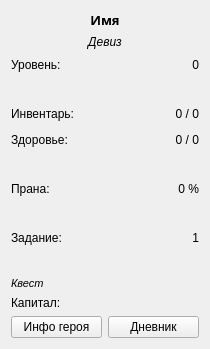
This is ui/statswin.ui in proDOOMman/GodvilleQT as Qt 5 draws it before an edit. The edited form follows.
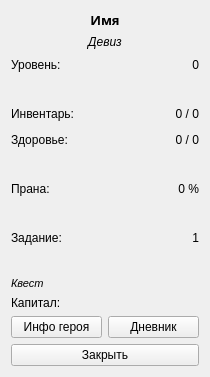
This is the edited form. Icons and pictures are not drawn. Custom widgets are drawn as their Qt base class.

```diff
--- a/ui/statswin.ui
+++ b/ui/statswin.ui
@@ -10,7 +10,7 @@
     <x>0</x>
     <y>0</y>
     <width>210</width>
-    <height>333</height>
+    <height>362</height>
    </rect>
   </property>
   <property name="focusPolicy">
@@ -495,6 +495,13 @@
      </item>
     </layout>
    </item>
+   <item>
+    <widget class="QPushButton" name="pushButton">
+     <property name="text">
+      <string>Закрыть</string>
+     </property>
+    </widget>
+   </item>
   </layout>
  </widget>
  <customwidgets>
```
Left out of the diff: 19 changed lines with no effect on the pictures.
